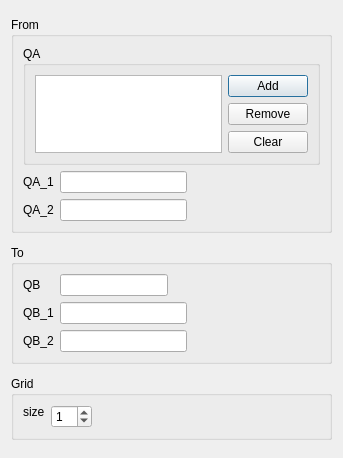
First picture: the form in src/HEXABLOCKGUI/JoinQuad_QTD.ui, repository SalomePlatform/hexablock, before the edit.
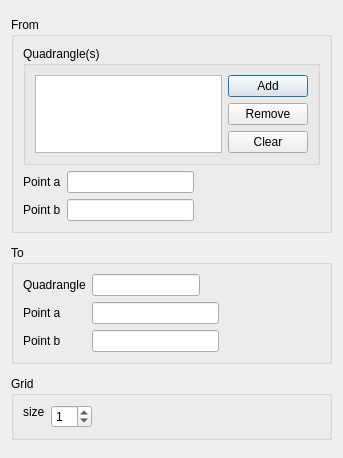
Second picture: the form after the edit.

```diff
--- a/src/HEXABLOCKGUI/JoinQuad_QTD.ui
+++ b/src/HEXABLOCKGUI/JoinQuad_QTD.ui
@@ -35,7 +35,7 @@
          </sizepolicy>
         </property>
         <property name="title">
-         <string>QA</string>
+         <string>Quadrangle(s)</string>
         </property>
         <layout class="QGridLayout" name="gridLayout_4">
          <item row="0" column="0" rowspan="3">
@@ -84,7 +84,7 @@
       <item row="1" column="0">
        <widget class="QLabel" name="label_3">
         <property name="text">
-         <string>QA_1</string>
+         <string>Point a</string>
         </property>
        </widget>
       </item>
@@ -102,12 +102,15 @@
           <height>16777215</height>
          </size>
         </property>
+        <property name="readOnly">
+         <bool>false</bool>
+        </property>
        </widget>
       </item>
       <item row="2" column="0">
        <widget class="QLabel" name="label_4">
         <property name="text">
-         <string>QA_2</string>
+         <string>Point b</string>
         </property>
        </widget>
       </item>
@@ -125,6 +128,9 @@
           <height>16777215</height>
          </size>
         </property>
+        <property name="readOnly">
+         <bool>false</bool>
+        </property>
        </widget>
       </item>
      </layout>
@@ -145,7 +151,7 @@
       <item row="0" column="0">
        <widget class="QLabel" name="label_2">
         <property name="text">
-         <string>QB</string>
+         <string>Quadrangle</string>
         </property>
        </widget>
       </item>
@@ -157,12 +163,15 @@
           <verstretch>0</verstretch>
          </sizepolicy>
         </property>
+        <property name="readOnly">
+         <bool>false</bool>
+        </property>
        </widget>
       </item>
       <item row="1" column="0">
        <widget class="QLabel" name="label_5">
         <property name="text">
-         <string>QB_1</string>
+         <string>Point a</string>
         </property>
        </widget>
       </item>
@@ -180,12 +189,15 @@
           <height>16777215</height>
          </size>
         </property>
+        <property name="readOnly">
+         <bool>false</bool>
+        </property>
        </widget>
       </item>
       <item row="2" column="0">
        <widget class="QLabel" name="label_7">
         <property name="text">
-         <string>QB_2</string>
+         <string>Point b</string>
         </property>
        </widget>
       </item>
@@ -203,6 +215,9 @@
           <height>16777215</height>
          </size>
         </property>
+        <property name="readOnly">
+         <bool>false</bool>
+        </property>
        </widget>
       </item>
      </layout>
```
Left out of the diff: 2 changed lines with no effect on the pictures.
